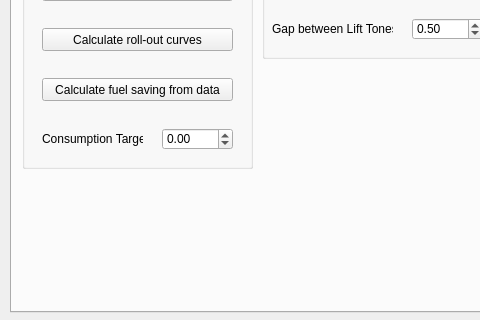
Qt form gui/iDDUgui.ui (MarcMatten/iDDU) before a commit; both pictures show x 0 to 480 and y 128 to 448 of the 798 by 448 pixel window.
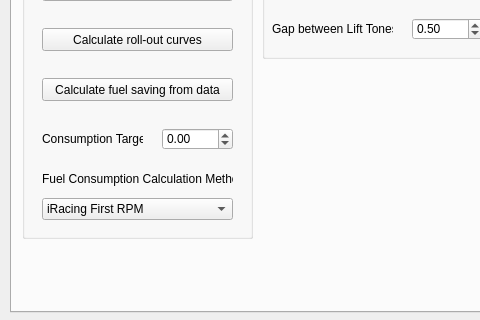
The same form after that commit. Icons and pictures are not drawn.

Commit message: being able to switch between different methods to calculate fuel consumption

Patch:
```diff
--- a/gui/iDDUgui.ui
+++ b/gui/iDDUgui.ui
@@ -1380,7 +1380,7 @@
        <x>10</x>
        <y>10</y>
        <width>231</width>
-       <height>251</height>
+       <height>321</height>
       </rect>
      </property>
      <property name="title">
@@ -1485,6 +1485,71 @@
        <double>0.000000000000000</double>
       </property>
      </widget>
+     <widget class="QComboBox" name="comboBox_NFuelConsumptionMethod">
+      <property name="geometry">
+       <rect>
+        <x>20</x>
+        <y>280</y>
+        <width>191</width>
+        <height>22</height>
+       </rect>
+      </property>
+      <property name="currentText">
+       <string>iRacing First RPM</string>
+      </property>
+      <property name="currentIndex">
+       <number>0</number>
+      </property>
+      <property name="maxVisibleItems">
+       <number>3</number>
+      </property>
+      <property name="sizeAdjustPolicy">
+       <enum>QComboBox::AdjustToMinimumContentsLengthWithIcon</enum>
+      </property>
+      <item>
+       <property name="text">
+        <string>iRacing First RPM</string>
+       </property>
+      </item>
+      <item>
+       <property name="text">
+        <string>iRacing Shift RPM</string>
+       </property>
+      </item>
+      <item>
+       <property name="text">
+        <string>iRacing Last RPM</string>
+       </property>
+      </item>
+      <item>
+       <property name="text">
+        <string>iRacing Blink RPM</string>
+       </property>
+      </item>
+      <item>
+       <property name="text">
+        <string>User defined</string>
+       </property>
+      </item>
+      <item>
+       <property name="text">
+        <string>from Car properties</string>
+       </property>
+      </item>
+     </widget>
+     <widget class="QLabel" name="label_NFuelConsumptionMethod">
+      <property name="geometry">
+       <rect>
+        <x>20</x>
+        <y>250</y>
+        <width>191</width>
+        <height>22</height>
+       </rect>
+      </property>
+      <property name="text">
+       <string>Fuel Consumption Calculation Method</string>
+      </property>
+     </widget>
     </widget>
     <widget class="QGroupBox" name="groupBox_4">
      <property name="geometry">
```
The commit also changes 5 other files.
